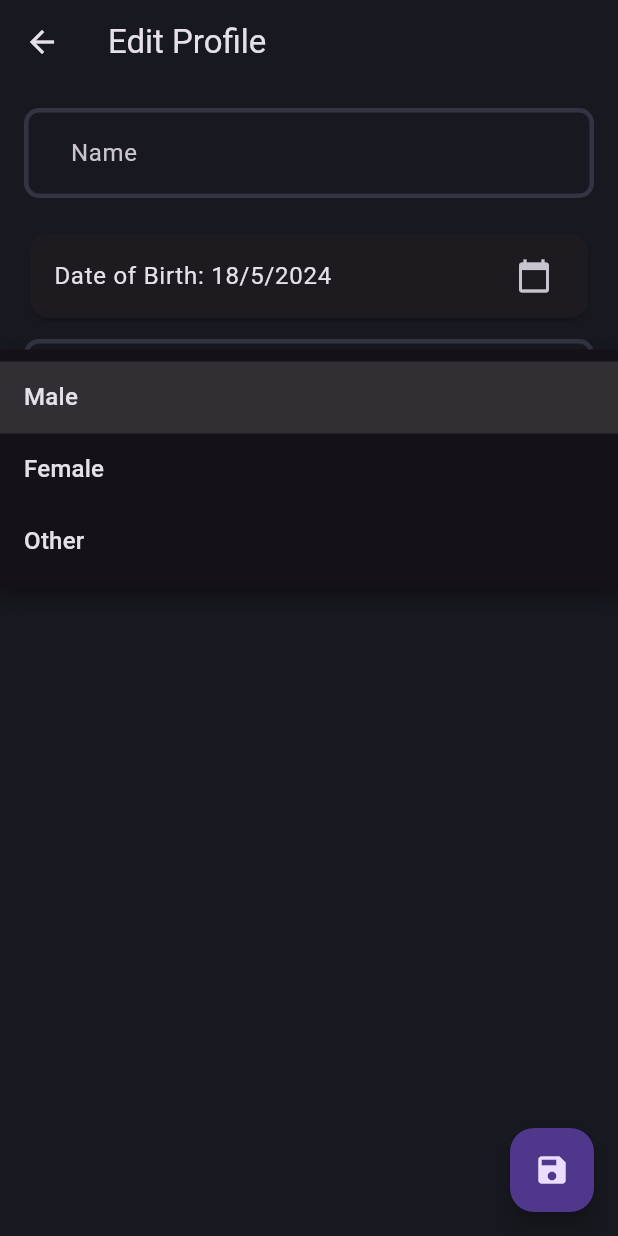
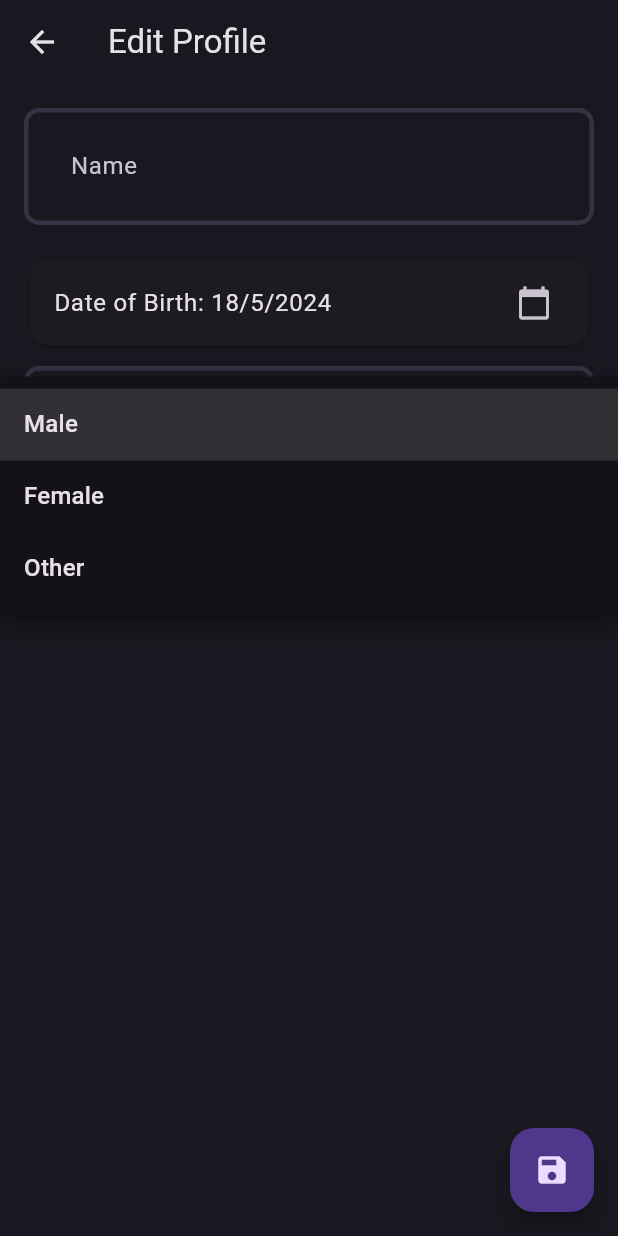
Before and after one commit to creotove/firebase-blog, a Flutter app: the EditProfilePage screen opened by its route, after a tap on "Gender", on a phone screen of 412 x 824 dp. Run offline on Flutter 3.47's test engine with Material 3 defaults, Android fonts, the phone set to English and light mode, and no system bars; our stand-ins replace cloud_firestore, firebase_auth, firebase_core, firebase_dynamic_links, firebase_messaging, firebase_storage and 3 more; missing offline and left inert: encrypt; accounts and stored records are empty; generated files the repository leaves out were written again; network calls fail.

```diff
--- a/lib/api/firebase_api.dart
+++ b/lib/api/firebase_api.dart
@@ -62,7 +62,7 @@ class FirebaseApi {
   void handleMessage(RemoteMessage message) {
     if (message.notification == null) return;
     ContextUtilityService.navigatorKey.currentState
-        ?.pushNamed('/', arguments: message);
+        ?.pushNamed('/profile', arguments: message);
   }
 
   Future<void> initLocalPushNotifications() async {
--- a/lib/authentication.dart
+++ b/lib/authentication.dart
@@ -1,4 +1,4 @@
-// ignore_for_file: avoid_print
+// ignore_for_file: avoid_print, use_rethrow_when_possible
 
 import 'dart:async';
 import 'package:cloud_firestore/cloud_firestore.dart';
@@ -93,6 +93,7 @@ class AuthenticationBloc {
   }
 
   Future<Map<String, dynamic>> getUserDetails() async {
+    try {
       final FirebaseFirestore firestore = FirebaseFirestore.instance;
       final user = await firestore
           .collection('users')
@@ -100,6 +101,10 @@ class AuthenticationBloc {
           .get();
 
       return user.docs[0].data();
+    } catch (e) {
+      print(e);
+      throw e;
+    }
   }
 
   Future<Map<String, dynamic>> getUserDetailsById(String userId) async {
--- a/lib/features/screens/chat/chat.dart
+++ b/lib/features/screens/chat/chat.dart
@@ -2,7 +2,9 @@
 
 import 'package:blog/features/screens/chat/chat_service.dart';
 import 'package:blog/theme/app_pallete.dart';
+import 'package:blog/utils/encryption_helper.dart';
 import 'package:blog/widgets/text_filed.dart';
+import 'package:encrypt/encrypt.dart';
 import 'package:flutter/material.dart';
 import 'package:cloud_firestore/cloud_firestore.dart';
 import 'package:blog/authentication.dart';
@@ -111,6 +113,8 @@ class _ChatPageState extends State<ChatPage> {
   Widget _buildMessageItem(DocumentSnapshot docuemnt) {
     Map<String, dynamic> message = docuemnt.data() as Map<String, dynamic>;
     final isMe = message['senderId'] == widget.currentUserId;
+    final decryptedMessage =
+        EncryptionHelper.decryptMessage(message['message']);
     return Align(
       alignment: isMe ? Alignment.centerRight : Alignment.centerLeft,
       child: Container(
@@ -126,7 +130,7 @@ class _ChatPageState extends State<ChatPage> {
               : null,
         ),
         child: Text(
-          message['message'] ?? '',
+          decryptedMessage,
           style: const TextStyle(color: Colors.white),
         ),
       ),
--- a/lib/features/screens/chat/chat_service.dart
+++ b/lib/features/screens/chat/chat_service.dart
@@ -6,6 +6,7 @@ import 'dart:io';
 import 'package:blog/authentication.dart';
 import 'package:blog/features/models/message.dart';
 import 'package:blog/secrets/fcm_server_key.dart';
+import 'package:blog/utils/encryption_helper.dart';
 import 'package:cloud_firestore/cloud_firestore.dart';
 import 'package:http/http.dart' as http;
 
@@ -18,8 +19,9 @@ class ChatService {
     String receiverId,
   ) async {
     try {
+      final encrptedMessage = EncryptionHelper.encryptMessage(message);
       Message newMessage = Message(
-        message: message,
+        message: encrptedMessage,
         senderId: senderId,
         receiverId: receiverId,
         timestamp: Timestamp.now(),
--- a/lib/widgets/text_filed.dart
+++ b/lib/widgets/text_filed.dart
@@ -16,9 +16,7 @@ class BlogEditor extends StatelessWidget {
     return Column(
       crossAxisAlignment: CrossAxisAlignment.start,
       children: [
-        SizedBox(
-          height: 60,
-          child: TextFormField(
+        TextFormField(
             maxLines: null,
             controller: controller,
             validator: (value) =>
@@ -27,7 +25,6 @@ class BlogEditor extends StatelessWidget {
               labelText: labelText,
               hintText: hintText,
             )),
-        ),
         const SizedBox(height: 10),
       ],
     );
--- a/pubspec.yaml
+++ b/pubspec.yaml
@@ -52,6 +52,7 @@ dependencies:
   firebase_messaging: ^14.9.2
   flutter_local_notifications: ^17.1.2
   http: ^1.2.1
+  encrypt: ^5.0.3
 
 
 dev_dependencies:
```
Also changed, not shown: lib/utils/encryption_helper.dart (added, +25 -0 lines), pubspec.lock, 1 other file. Lines whose indentation alone changed are shown as unchanged.
